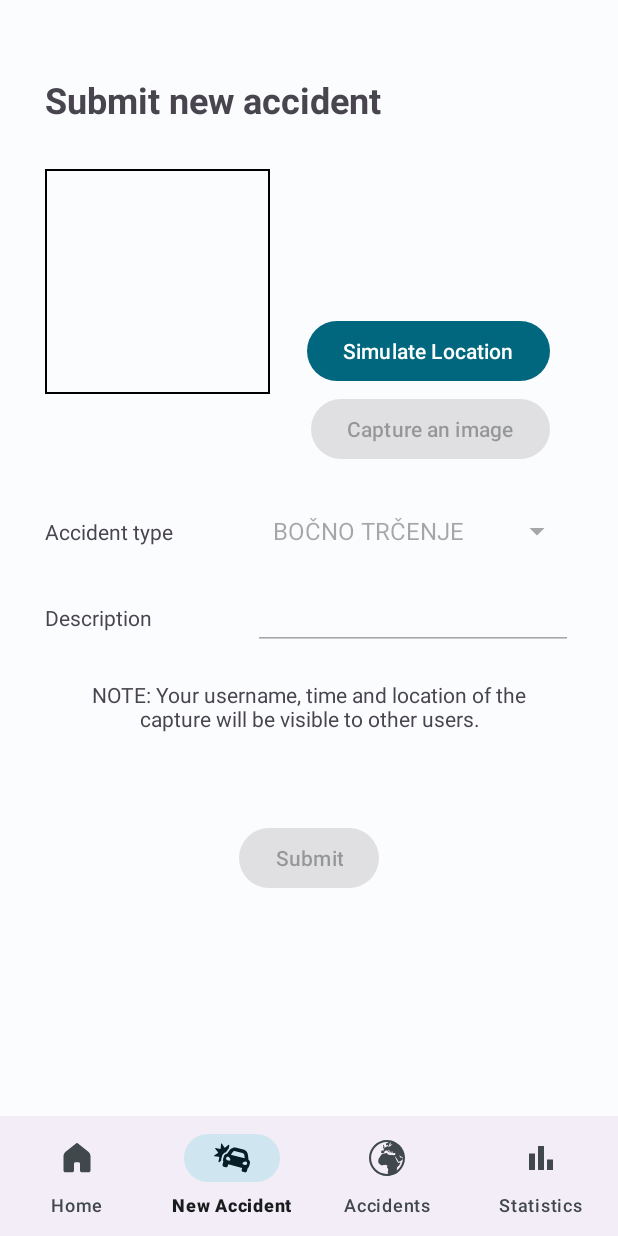
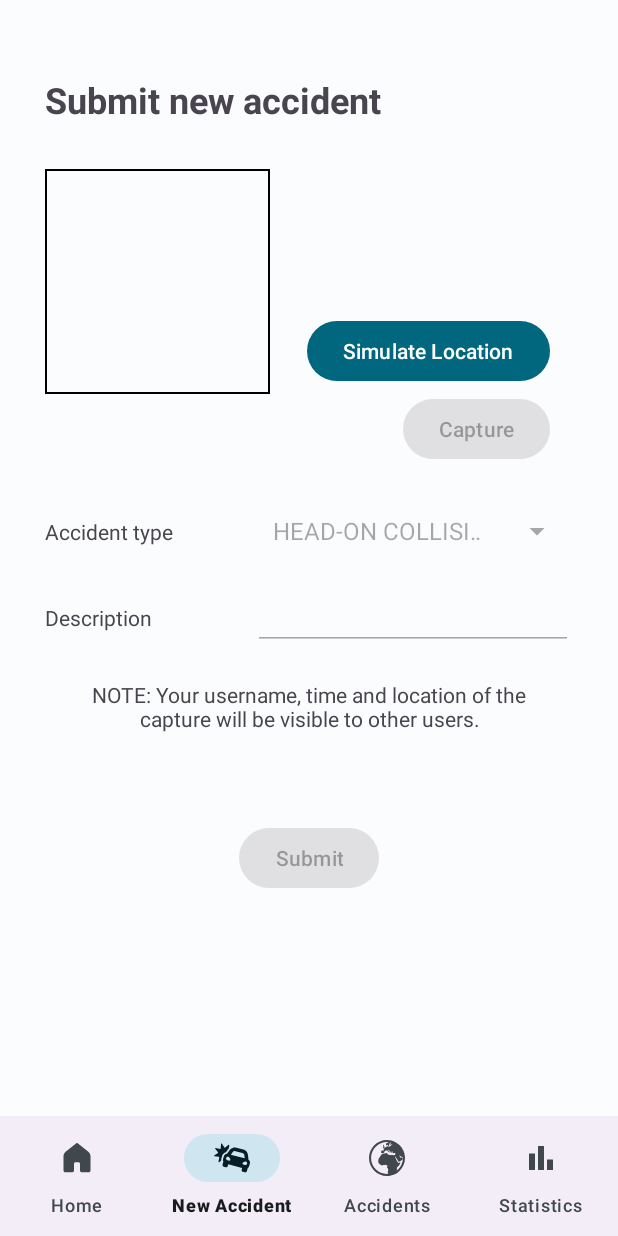
Before and after one commit to feri-segmentation-fault/saferoute-android, an Android app: the screen it shows after launch (MainActivity), item 2 of the bottom bar chosen, on a phone screen of 412 x 824 dp. Run offline under Robolectric (Android 15) with nearby library versions, the phone set to English and light mode, and no system bars; our stand-ins replace navigation-ui; libraries missing offline, so code that uses them is left out: org.eclipse.paho, org.osmdroid.util, org.osmdroid.views; pictures from the network do not load.

Commit message:
ref: export all strings into strings.xml, ensure they are in English

```diff
--- a/app/src/main/java/com/segmentationfault/saferoute/fragment/CaptureFragment.kt
+++ b/app/src/main/java/com/segmentationfault/saferoute/fragment/CaptureFragment.kt
@@ -52,7 +52,7 @@ class CaptureFragment : Fragment(R.layout.fragment_capture) {
 
     private fun startCamera() {
         if (!isCameraPermissionGranted()) {
-            Toast.makeText(requireContext(), "No camera permission", Toast.LENGTH_SHORT).show()
+            Toast.makeText(requireContext(), getString(R.string.capture_permission_missing), Toast.LENGTH_SHORT).show()
             return
         }
 
@@ -95,7 +95,7 @@ class CaptureFragment : Fragment(R.layout.fragment_capture) {
             ContextCompat.getMainExecutor(requireContext()),
             object : ImageCapture.OnImageSavedCallback {
                 override fun onError(exc: ImageCaptureException) {
-                    Toast.makeText(requireContext(), "Photo capture failed", Toast.LENGTH_SHORT).show()
+                    Toast.makeText(requireContext(), getString(R.string.capture_failed), Toast.LENGTH_SHORT).show()
                 }
 
                 override fun onImageSaved(output: ImageCapture.OutputFileResults) {
@@ -122,7 +122,7 @@ class CaptureFragment : Fragment(R.layout.fragment_capture) {
             )
             { isGranted ->
                 if (!isGranted)
-                    Toast.makeText(requireContext(), "Permission request denied", Toast.LENGTH_SHORT).show()
+                    Toast.makeText(requireContext(), getString(R.string.capture_permission_denied), Toast.LENGTH_SHORT).show()
 
                 startCamera()
             }
--- a/app/src/main/java/com/segmentationfault/saferoute/fragment/LoginFragment.kt
+++ b/app/src/main/java/com/segmentationfault/saferoute/fragment/LoginFragment.kt
@@ -55,7 +55,7 @@ class LoginFragment : Fragment(R.layout.fragment_login) {
         app.client.newCall(request).enqueue(object : Callback {
             override fun onFailure(call: Call, e: IOException) {
                 requireActivity().runOnUiThread {
-                    binding.loginStatus.text = "Login failed. Try again!"
+                    binding.loginStatus.text = getString(R.string.login_status_failed)
                 }
             }
 
@@ -65,7 +65,7 @@ class LoginFragment : Fragment(R.layout.fragment_login) {
                     parentFragmentManager.popBackStack()
                 } else {
                     requireActivity().runOnUiThread {
-                        binding.loginStatus.text = "Login failed. Try again!"
+                        binding.loginStatus.text = getString(R.string.login_status_failed)
                     }
                 }
             }
--- a/app/src/main/java/com/segmentationfault/saferoute/fragment/MainFragment.kt
+++ b/app/src/main/java/com/segmentationfault/saferoute/fragment/MainFragment.kt
@@ -89,11 +89,11 @@ class MainFragment : Fragment(R.layout.fragment_main) {
     private fun updateToolbar() {
         requireActivity().runOnUiThread {
             if (app.username == "") {
-                binding.welcomeText.text = "Welcome!"
+                binding.welcomeText.text = getString(R.string.main_welcome)
                 binding.logoutButton.visibility = View.INVISIBLE
                 binding.openLoginButton.visibility = View.VISIBLE
             } else {
-                binding.welcomeText.text = "Welcome, " + app.username + "!"
+                binding.welcomeText.text = getString(R.string.main_welcome_username, app.username)
                 binding.logoutButton.visibility = View.VISIBLE
                 binding.openLoginButton.visibility = View.INVISIBLE
             }
@@ -118,7 +118,7 @@ class MainFragment : Fragment(R.layout.fragment_main) {
     }
 
     private fun getBlocksFromBlockchain() {
-         binding.blockchainStatus.text = "Reading blockchain..."
+         binding.blockchainStatus.text = getString(R.string.blockchain_status_reading)
 
         val request = Request.Builder()
             .get()
@@ -127,7 +127,7 @@ class MainFragment : Fragment(R.layout.fragment_main) {
         app.client.newCall(request).enqueue(object : Callback {
             override fun onFailure(call: Call, e: IOException) {
                 requireActivity().runOnUiThread {
-                    binding.blockchainStatus.text = "Retrieving failed."
+                    binding.blockchainStatus.text = getString(R.string.blockchain_status_failed)
                 }
 
                 println(e.message)
@@ -137,13 +137,13 @@ class MainFragment : Fragment(R.layout.fragment_main) {
             override fun onResponse(call: Call, response: Response) {
                 if (response.code != 200) {
                     requireActivity().runOnUiThread {
-                         binding.blockchainStatus.text = "Retrieving failed."
+                         binding.blockchainStatus.text = getString(R.string.blockchain_status_failed)
                     }
                     return
                 }
 
                 requireActivity().runOnUiThread {
-                     binding.blockchainStatus.text = "Retrieving success."
+                     binding.blockchainStatus.text = getString(R.string.blockchain_status_success)
                 }
 
                 val res = JSONArray(response.body!!.string())
@@ -155,11 +155,11 @@ class MainFragment : Fragment(R.layout.fragment_main) {
 
                     requireActivity().runOnUiThread {
                         binding.blockchainStatus.text =
-                            "Latest block:\nusername: ${block.username}\nlatitude: ${block.latitude}, longtitude: ${block.longitude}"
+                            getString(R.string.blockchain_block, block.username, block.latitude, block.longitude)
                     }
                 } else {
                     requireActivity().runOnUiThread {
-                        binding.blockchainStatus.text = "No blocks yet."
+                        binding.blockchainStatus.text = getString(R.string.blockchain_status_empty)
                     }
                 }
             }
--- a/app/src/main/java/com/segmentationfault/saferoute/fragment/MapFragment.kt
+++ b/app/src/main/java/com/segmentationfault/saferoute/fragment/MapFragment.kt
@@ -106,7 +106,7 @@ class MapFragment : Fragment(R.layout.fragment_map) {
         if (marker == null) {
             marker = Marker(map)
             marker!!.setAnchor(Marker.ANCHOR_CENTER, Marker.ANCHOR_BOTTOM)
-            marker!!.title = "Selected Location"
+            marker!!.title = getString(R.string.map_marker_title)
             map.overlays.add(marker)
         }
         marker!!.position = geoPoint
@@ -126,7 +126,7 @@ class MapFragment : Fragment(R.layout.fragment_map) {
             setFragmentResult("resultFromMapXY", resultBundle)
             parentFragmentManager.popBackStack()
         } else {
-            Toast.makeText(requireContext(), "No location selected", Toast.LENGTH_SHORT).show()
+            Toast.makeText(requireContext(), getString(R.string.map_no_location_selected), Toast.LENGTH_SHORT).show()
         }
     }
 }
--- a/app/src/main/java/com/segmentationfault/saferoute/fragment/RegisterFragment.kt
+++ b/app/src/main/java/com/segmentationfault/saferoute/fragment/RegisterFragment.kt
@@ -38,7 +38,7 @@ class RegisterFragment : Fragment(R.layout.fragment_register) {
     private fun sendRegisterToApi() {
         if (binding.passwordInput.text.toString() != binding.repeatPasswordInput.text.toString()) {
             requireActivity().runOnUiThread {
-                binding.registerStatus.text = "Passwords do not match!"
+                binding.registerStatus.text = getString(R.string.register_passwords_do_not_match)
             }
             return
         }
@@ -58,7 +58,7 @@ class RegisterFragment : Fragment(R.layout.fragment_register) {
         app.client.newCall(request).enqueue(object : Callback {
             override fun onFailure(call: Call, e: IOException) {
                 requireActivity().runOnUiThread {
-                    binding.registerStatus.text = "Registration failed. Try again!"
+                    binding.registerStatus.text = getString(R.string.register_failed)
                 }
             }
 
@@ -67,7 +67,7 @@ class RegisterFragment : Fragment(R.layout.fragment_register) {
                     parentFragmentManager.popBackStack()
                 } else {
                     requireActivity().runOnUiThread {
-                        binding.registerStatus.text = "Registration failed. Try again!"
+                        binding.registerStatus.text = getString(R.string.register_failed)
                     }
                 }
             }
--- a/app/src/main/res/layout/fragment_capture.xml
+++ b/app/src/main/res/layout/fragment_capture.xml
@@ -20,7 +20,7 @@
         android:layout_width="wrap_content"
         android:layout_height="wrap_content"
         android:layout_marginBottom="100dp"
-        android:text="Capture"
+        android:text="@string/capture"
         app:layout_constraintBottom_toBottomOf="parent"
         app:layout_constraintEnd_toEndOf="parent"
         app:layout_constraintStart_toStartOf="parent" />
--- a/app/src/main/res/layout/fragment_new_accident.xml
+++ b/app/src/main/res/layout/fragment_new_accident.xml
@@ -20,7 +20,7 @@
         android:layout_width="wrap_content"
         android:layout_height="wrap_content"
         android:layout_marginStart="30dp"
-        android:text="Accident type"
+        android:text="@string/placeholder_accident_type"
         app:layout_constraintBaseline_toBaselineOf="@+id/spinner"
         app:layout_constraintStart_toStartOf="parent" />
 
@@ -30,7 +30,7 @@
         android:layout_height="wrap_content"
         android:layout_marginStart="30dp"
         android:layout_marginTop="50dp"
-        android:text="Submit new accident"
+        android:text="@string/title_new_accident"
         android:textSize="24sp"
         android:textStyle="bold"
         app:layout_constraintStart_toStartOf="parent"
@@ -53,7 +53,7 @@
         android:layout_height="wrap_content"
         android:layout_marginTop="120dp"
         android:layout_marginEnd="45dp"
-        android:text="Capture an image"
+        android:text="@string/capture"
         app:layout_constraintEnd_toEndOf="parent"
         app:layout_constraintTop_toBottomOf="@+id/statusText" />
 
@@ -71,7 +71,8 @@
         android:layout_width="wrap_content"
         android:layout_height="wrap_content"
         android:layout_marginStart="30dp"
-        android:text="Description"
+        android:text="@string/placeholder_description"
+        android:labelFor="@+id/descriptionInput"
         app:layout_constraintBaseline_toBaselineOf="@+id/descriptionInput"
         app:layout_constraintStart_toStartOf="parent" />
 
@@ -92,7 +93,7 @@
         android:layout_width="wrap_content"
         android:layout_height="wrap_content"
         android:layout_marginTop="20dp"
-        android:text="Submit"
+        android:text="@string/submit"
         app:layout_constraintEnd_toEndOf="parent"
         app:layout_constraintStart_toStartOf="parent"
         app:layout_constraintTop_toBottomOf="@+id/accidentStatus" />
@@ -102,7 +103,7 @@
         android:layout_width="300dp"
         android:layout_height="wrap_content"
         android:layout_marginTop="20dp"
-        android:text="NOTE: Your username, time and location of the capture will be visible to other users."
+        android:text="@string/new_accident_note"
         android:textAlignment="center"
         app:layout_constraintEnd_toEndOf="parent"
         app:layout_constraintStart_toStartOf="parent"
--- a/app/src/main/res/layout/fragment_statistics.xml
+++ b/app/src/main/res/layout/fragment_statistics.xml
@@ -11,7 +11,7 @@
         android:layout_width="wrap_content"
         android:layout_height="wrap_content"
         android:layout_marginTop="16dp"
-        android:text="@string/statistics"
+        android:text="@string/title_statistics"
         android:textStyle="bold"
         android:textSize="20sp"
         app:layout_constraintEnd_toEndOf="parent"
--- a/app/src/main/res/values/strings.xml
+++ b/app/src/main/res/values/strings.xml
@@ -1,21 +1,64 @@
 <resources>
+    <string name="acceleration_description">Keep track of your accelerations, and reflect back on when you might have driven too aggressively. Set your limit in m/s, go for a drive, and then see if you exceeded it</string>
+    <string name="acceleration_view">View your accelerations</string>
     <string name="app_name">SafeRoute</string>
-    <string-array name="accident_type_array">
-        <item>BOČNO TRČENJE</item>
-        <item>ČELNO TRČENJE</item>
-        <item>NALETNO TRČENJE</item>
-        <item>OPLAŽENJE</item>
-        <item>OSTALO</item>
-        <item>POVOŽENJE PEŠCA</item>
-        <item>POVOŽENJE ŽIVALI</item>
-        <item>PREVRNITEV VOZILA</item>
-        <item>TRČENJE V OBJEKT</item>
-        <item>TRČENJE V STOJEČE / PARKIRANO VOZILO</item>
-    </string-array>
-    <!-- TODO: Remove or change this placeholder text -->
-    <string name="hello_blank_fragment">Hello blank fragment</string>
-    <string name="statistics">STATISTICS</string>
-    <string name="select_location">Select Location</string>
+    <string name="back">Back</string>
+    <string name="blockchain_block">Latest block:\nusername: %1$s\nlatitude: %2$d, longitude: %3$d</string>
+    <string name="blockchain_status_empty">No blocks yet.</string>
+    <string name="blockchain_status_failed">Retrieving failed.</string>
+    <string name="blockchain_status_reading">Reading blockchain…</string>
+    <string name="blockchain_status_success">Retrieving success.</string>
+    <string name="capture">Capture</string>
+    <string name="capture_failed">Photo capture failed</string>
+    <string name="capture_permission_denied">Permission request denied</string>
+    <string name="capture_permission_missing">No camera permission</string>
+    <string name="login">Login</string>
+    <string name="login_status_failed">Login failed. Try again!</string>
+    <string name="logout">Logout</string>
+    <string name="main_welcome">Welcome!</string>
+    <string name="main_welcome_username">"Welcome, %s!"</string>
+    <string name="map_marker_title">Selected Location</string>
+    <string name="map_no_location_selected">No location selected</string>
+    <string name="new_accident_log_in_warning">Log in to submit accidents!</string>
+    <string name="new_accident_note">NOTE: Your username, time and location of the capture will be visible to other users.</string>
+    <string name="new_accident_status_failed">Submission failed. Try again!</string>
+    <string name="new_accident_status_location">Location permission not granted!</string>
+    <string name="new_accident_status_requirement">Photo and description are required!</string>
+    <string name="photo_analysis">Analyzing…</string>
+    <string name="photo_analysis_failed">Analysis failed…</string>
+    <string name="placeholder_accident_type">Accident type</string>
+    <string name="placeholder_description">Description</string>
+    <string name="placeholder_email">Email:</string>
+    <string name="placeholder_limit">Limit:</string>
+    <string name="placeholder_password">Password:</string>
+    <string name="placeholder_repeat_password">Repeat password:</string>
+    <string name="placeholder_username">Username:</string>
+    <string name="register">Register</string>
+    <string name="register_failed">Registration failed. Try again!</string>
+    <string name="register_passwords_do_not_match">Passwords do not match!</string>
+    <string name="register_prompt">Do not have an account yet?</string>
     <string name="select">SELECT</string>
     <string name="simulate_location">Simulate Location</string>
+    <string name="submit">Submit</string>
+    <string name="title_acceleration_meter">Acceleration Meter</string>
+    <string name="title_blockchain">Blockchain</string>
+    <string name="title_new_accident">Submit new accident</string>
+    <string name="title_register">Create an account</string>
+    <string name="title_statistics">Statistics</string>
+    <string-array name="accident_type_array">
+        <item>HEAD-ON COLLISION</item>
+        <item>REAR-END COLLISION</item>
+        <item>SIDE COLLISION</item>
+        <item>COLLISION INTO A STANDING / PARKED VEHICLE</item>
+        <item>COLLISION INTO AN OBJECT</item>
+        <item>COVERING</item>
+        <item>RUNNING OVER A PEDESTRIAN</item>
+        <item>RUNNING OVER AN ANIMAL</item>
+        <item>VEHICLE ROLLOVER</item>
+        <item>OTHER</item>
+    </string-array>
+    <plurals name="photo_analysis_finished">
+        <item quantity="one">Detection finished.\nFound %d car.</item>
+        <item quantity="other">Detection finished.\nFound %d cars.</item>
+    </plurals>
 </resources>
```
Also changed, not shown: app/src/main/java/com/segmentationfault/saferoute/fragment/NewAccidentFragment.kt (+7 -7 lines), app/src/main/res/layout/fragment_login.xml (+11 -7 lines), app/src/main/res/layout/fragment_main.xml (+9 -9 lines), app/src/main/res/layout/fragment_register.xml (+18 -11 lines).
